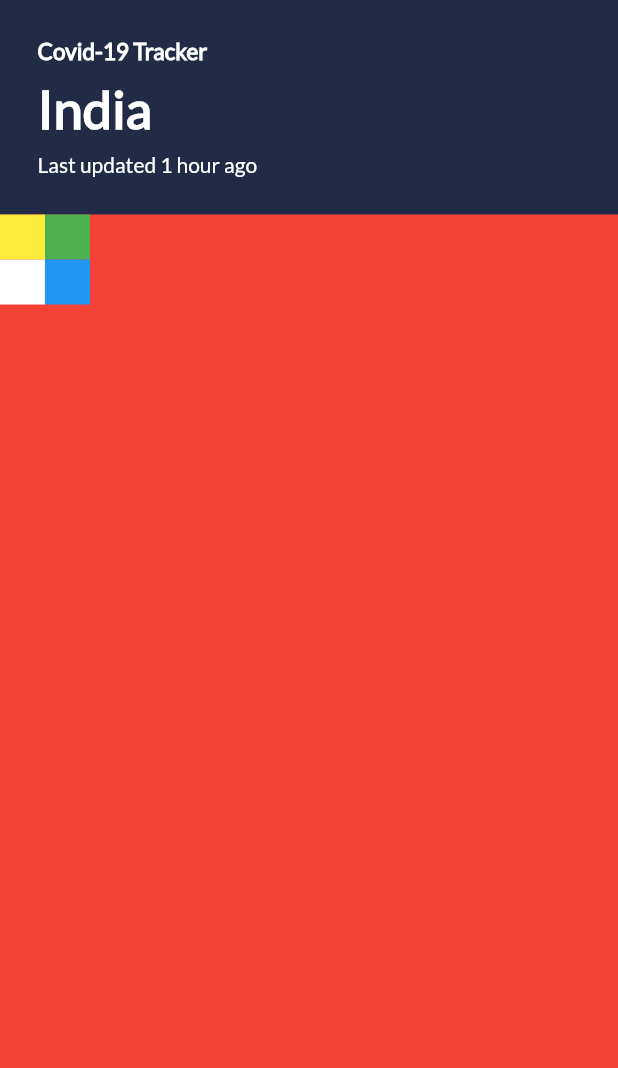
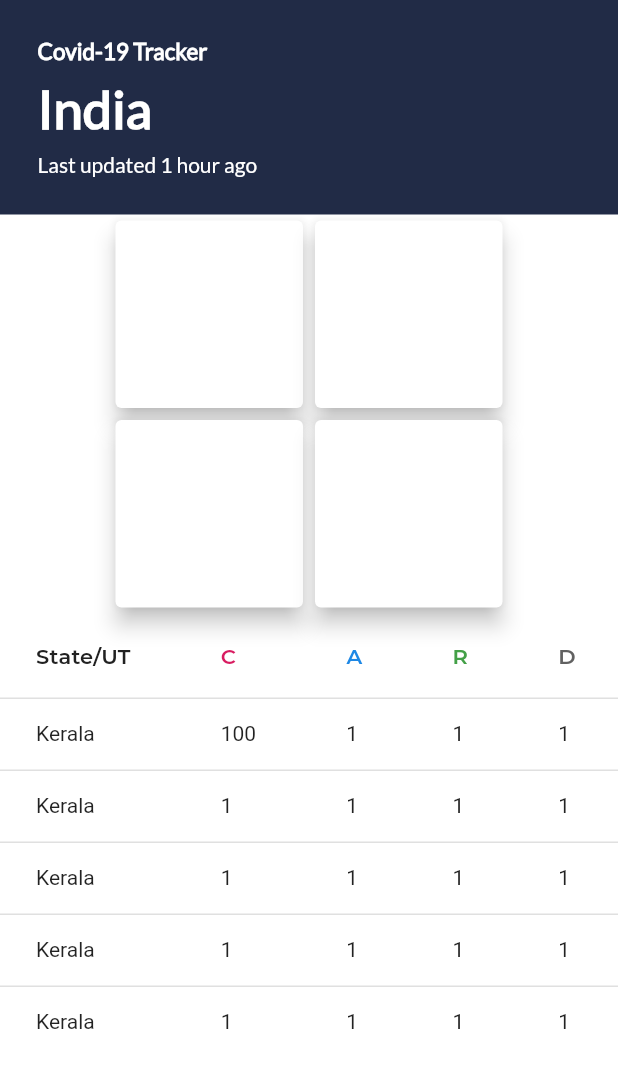
Before and after one commit to vishal-kumar-paswan/Coronavirus-Tracker, a Flutter app: the screen it shows after launch, on a phone screen of 412 x 824 dp. Shown: the top 1068 px of the screen. Run offline on Flutter 3.47's test engine with Material 2 defaults, Android fonts, the phone set to English and light mode, and no system bars.

Commit message:
added card view, data table

```diff
--- a/lib/views/home_screen/home_screen.dart
+++ b/lib/views/home_screen/home_screen.dart
@@ -51,41 +51,164 @@ class Homescreen extends StatelessWidget {
             ),
             Expanded(
               child: Container(
-                height: double.infinity,
-                width: double.infinity,
+                color: Colors.white,
                 child: Column(
                   children: [
                     Row(
+                      mainAxisAlignment: MainAxisAlignment.center,
                       children: [
-                        Container(
-                          height: 30.0,
-                          width: 30.0,
-                          color: Colors.yellow,
+                        Card(
+                          elevation: 6,
+                          shadowColor: Colors.black,
+                          child: Container(
+                            height: 125.0,
+                            width: 125.0,
+                          ),
+                          color: Colors.white,
                         ),
-                        Container(
-                          height: 30.0,
-                          width: 30.0,
-                          color: Colors.green,
-                        )
+                        Card(
+                          elevation: 6,
+                          shadowColor: Colors.black,
+                          child: Container(
+                            height: 125.0,
+                            width: 125.0,
+                          ),
+                          color: Colors.white,
+                        ),
                       ],
                     ),
                     Row(
+                      mainAxisAlignment: MainAxisAlignment.center,
                       children: [
-                        Container(
-                          height: 30.0,
-                          width: 30.0,
+                        Card(
+                          elevation: 6,
+                          shadowColor: Colors.black,
+                          child: Container(
+                            height: 125.0,
+                            width: 125.0,
+                          ),
                           color: Colors.white,
                         ),
-                        Container(
-                          height: 30.0,
-                          width: 30.0,
-                          color: Colors.blue,
-                        )
+                        Card(
+                          elevation: 6,
+                          shadowColor: Colors.black,
+                          child: Container(
+                            height: 125.0,
+                            width: 125.0,
+                          ),
+                          color: Colors.white,
+                        ),
+                      ],
+                    ),
+                    ListView(
+                      shrinkWrap: true,
+                      scrollDirection: Axis.vertical,
+                      children: [
+                        DataTable(
+                          columns: [
+                            DataColumn(
+                              label: Text(
+                                'State/UT',
+                                style: TextStyle(
+                                  fontWeight: FontWeight.bold,
+                                  fontFamily: 'Montserrat',
+                                  color: Colors.grey.shade900,
+                                ),
+                              ),
+                            ),
+                            DataColumn(
+                              label: Text(
+                                'C',
+                                style: TextStyle(
+                                  fontWeight: FontWeight.bold,
+                                  fontFamily: 'Montserrat',
+                                  color: Colors.pink.shade600,
+                                ),
+                              ),
+                            ),
+                            DataColumn(
+                              label: Text(
+                                'A',
+                                style: TextStyle(
+                                  fontWeight: FontWeight.bold,
+                                  fontFamily: 'Montserrat',
+                                  color: Colors.blue.shade600,
+                                ),
+                              ),
+                            ),
+                            DataColumn(
+                              label: Text(
+                                'R',
+                                style: TextStyle(
+                                  fontWeight: FontWeight.bold,
+                                  fontFamily: 'Montserrat',
+                                  color: Colors.green.shade600,
+                                ),
+                              ),
+                            ),
+                            DataColumn(
+                              label: Text(
+                                'D',
+                                style: TextStyle(
+                                  fontWeight: FontWeight.bold,
+                                  fontFamily: 'Montserrat',
+                                  color: Colors.grey.shade700,
+                                ),
+                              ),
+                            ),
+                          ],
+                          rows: [
+                            DataRow(
+                              cells: [
+                                DataCell(Text('Kerala')),
+                                DataCell(Text('100')),
+                                DataCell(Text('1')),
+                                DataCell(Text('1')),
+                                DataCell(Text('1')),
+                              ],
+                            ),
+                            DataRow(
+                              cells: [
+                                DataCell(Text('Kerala')),
+                                DataCell(Text('1')),
+                                DataCell(Text('1')),
+                                DataCell(Text('1')),
+                                DataCell(Text('1')),
+                              ],
+                            ),
+                            DataRow(
+                              cells: [
+                                DataCell(Text('Kerala')),
+                                DataCell(Text('1')),
+                                DataCell(Text('1')),
+                                DataCell(Text('1')),
+                                DataCell(Text('1')),
+                              ],
+                            ),
+                            DataRow(
+                              cells: [
+                                DataCell(Text('Kerala')),
+                                DataCell(Text('1')),
+                                DataCell(Text('1')),
+                                DataCell(Text('1')),
+                                DataCell(Text('1')),
+                              ],
+                            ),
+                            DataRow(
+                              cells: [
+                                DataCell(Text('Kerala')),
+                                DataCell(Text('1')),
+                                DataCell(Text('1')),
+                                DataCell(Text('1')),
+                                DataCell(Text('1')),
+                              ],
+                            ),
+                          ],
+                        ),
                       ],
                     )
                   ],
                 ),
-                color: Colors.red,
               ),
             )
           ],
```
